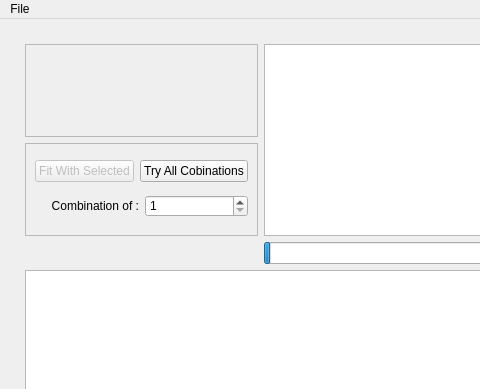
The window that uis/RefChooser.ui (pattammattel/MIDAS_Admin) describes before a commit, drawn with Qt 5; both pictures show x 0 to 480 and y 0 to 389 of the 986 by 985 pixel window.
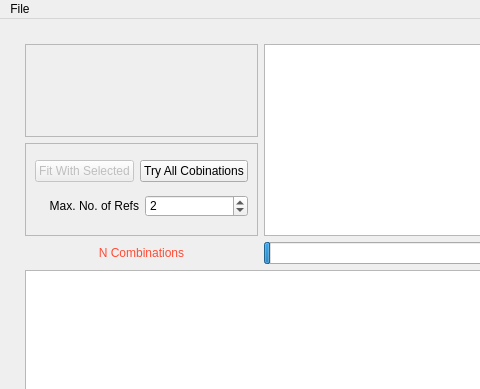
The same window after the commit. Custom widgets are drawn as their Qt base class.

Commit message: improved xanes fitting flow

Diff of the .ui file:
```diff
--- a/uis/RefChooser.ui
+++ b/uis/RefChooser.ui
@@ -23,6 +23,7 @@
    <property name="styleSheet">
     <string notr="true">QCheckBox:checked {
 color: rgb(255, 75, 52);
+	background-color: rgb(255, 248, 149);
 }</string>
    </property>
    <layout class="QGridLayout" name="gridLayout">
@@ -60,7 +61,7 @@
            <item>
             <widget class="QLabel" name="label">
              <property name="text">
-              <string>Combination of :</string>
+              <string>Max. No. of Refs</string>
              </property>
              <property name="alignment">
               <set>Qt::AlignRight|Qt::AlignTrailing|Qt::AlignVCenter</set>
@@ -72,6 +73,12 @@
              <property name="minimum">
               <number>1</number>
              </property>
+             <property name="maximum">
+              <number>10</number>
+             </property>
+             <property name="value">
+              <number>2</number>
+             </property>
             </widget>
            </item>
           </layout>
@@ -135,6 +142,20 @@
       </property>
      </widget>
     </item>
+    <item row="2" column="0">
+     <widget class="QLabel" name="label_nComb">
+      <property name="styleSheet">
+       <string notr="true">color: rgb(255, 75, 52);
+font: 10pt &quot;MS Shell Dlg 2&quot;;</string>
+      </property>
+      <property name="text">
+       <string>N Combinations</string>
+      </property>
+      <property name="alignment">
+       <set>Qt::AlignCenter</set>
+      </property>
+     </widget>
+    </item>
    </layout>
   </widget>
   <widget class="QMenuBar" name="menubar">
```
The commit also changes 2 other files.
